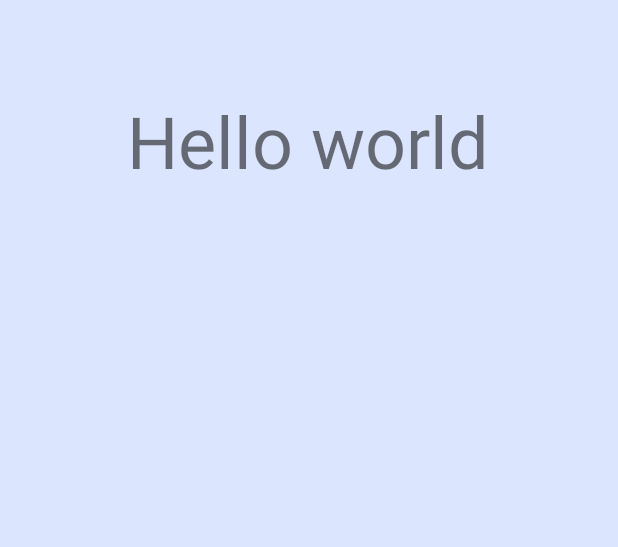
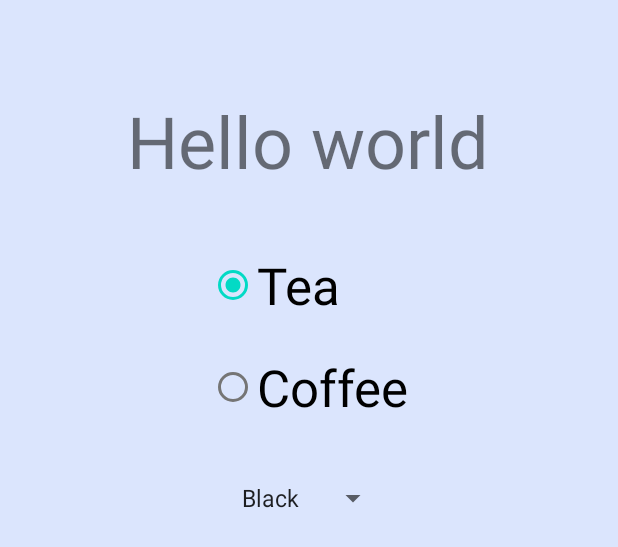
Before and after one commit to Sergey2195/order, an Android app: the layout activity_order.xml on its own in the app's theme, with its tools: preview values and no code run, on a phone screen of 412 x 824 dp. Shown: the top 547 px of the screen. Run offline under Robolectric (Android 15) with nearby library versions, the phone set to English and light mode, and no system bars.

Commit message:
changed Order activity

```diff
--- a/app/src/main/java/com/example/order/OrderActivity.kt
+++ b/app/src/main/java/com/example/order/OrderActivity.kt
@@ -1,7 +1,9 @@
 package com.example.order
 
+import android.opengl.Visibility
 import androidx.appcompat.app.AppCompatActivity
 import android.os.Bundle
+import android.view.View
 import com.example.order.databinding.ActivityOrderBinding
 
 class OrderActivity : AppCompatActivity() {
@@ -13,5 +15,14 @@ class OrderActivity : AppCompatActivity() {
         var login = intent.getStringExtra("login")
         var password = intent.getStringExtra("password")
         binding.tvGreeting.text = "Hello, $login!"
+        binding.radioGroup.setOnCheckedChangeListener { radioGroup, i ->
+            if (binding.buttonCoffee.isChecked){
+                binding.spinnerCoffee.visibility = View.VISIBLE
+                binding.spinnerTea.visibility = View.INVISIBLE
+            }else {
+                binding.spinnerCoffee.visibility = View.INVISIBLE
+                binding.spinnerTea.visibility = View.VISIBLE
+            }
+        }
     }
 }
--- a/app/src/main/res/layout/activity_order.xml
+++ b/app/src/main/res/layout/activity_order.xml
@@ -19,4 +19,55 @@
         app:layout_constraintStart_toStartOf="parent"
         app:layout_constraintTop_toTopOf="parent"
         app:layout_constraintVertical_bias="0.081" />
+
+    <RadioGroup
+        android:id="@+id/radioGroup"
+        android:layout_width="wrap_content"
+        android:layout_height="wrap_content"
+        android:layout_marginTop="30dp"
+        app:layout_constraintEnd_toEndOf="parent"
+        app:layout_constraintStart_toStartOf="parent"
+        app:layout_constraintTop_toBottomOf="@+id/tvGreeting">
+
+        <RadioButton
+            android:id="@+id/buttonTea"
+            android:layout_width="match_parent"
+            android:layout_height="wrap_content"
+            android:layout_margin="10dp"
+            android:text="Tea"
+            android:checked="true"
+            android:textSize="34sp" />
+
+        <RadioButton
+            android:id="@+id/buttonCoffee"
+            android:layout_width="match_parent"
+            android:layout_height="wrap_content"
+            android:layout_margin="10dp"
+            android:text="Coffee"
+            android:textSize="34sp" />
+    </RadioGroup>
+
+    <Spinner
+        android:id="@+id/spinnerTea"
+        android:layout_width="wrap_content"
+        android:layout_height="wrap_content"
+        android:layout_marginTop="16dp"
+        android:minHeight="48dp"
+        android:entries="@array/Tea"
+        app:layout_constraintEnd_toEndOf="parent"
+        app:layout_constraintStart_toStartOf="parent"
+        android:visibility="visible"
+        app:layout_constraintTop_toBottomOf="@+id/radioGroup" />
+    <Spinner
+        android:id="@+id/spinnerCoffee"
+        android:layout_width="wrap_content"
+        android:layout_height="wrap_content"
+        android:layout_marginTop="16dp"
+        android:minHeight="48dp"
+        android:entries="@array/Coffee"
+        app:layout_constraintEnd_toEndOf="parent"
+        app:layout_constraintStart_toStartOf="parent"
+        android:visibility="invisible"
+        app:layout_constraintTop_toBottomOf="@+id/radioGroup" />
+
 </androidx.constraintlayout.widget.ConstraintLayout>
--- a/app/src/main/res/values/strings.xml
+++ b/app/src/main/res/values/strings.xml
@@ -1,3 +1,11 @@
 <resources>
     <string name="app_name">order</string>
+    <string-array name="Tea">
+        <item>Black</item>
+        <item>Green</item>
+    </string-array>
+    <string-array name="Coffee">
+        <item>Latte</item>
+        <item>Cappuccino</item>
+    </string-array>
 </resources>
```
